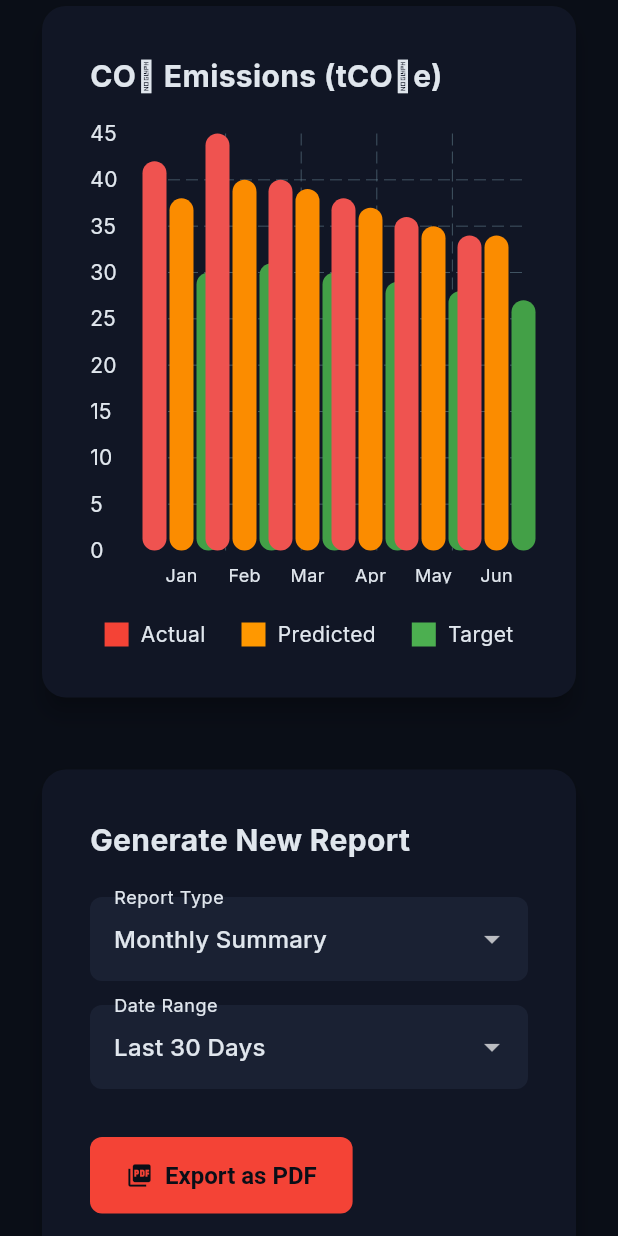
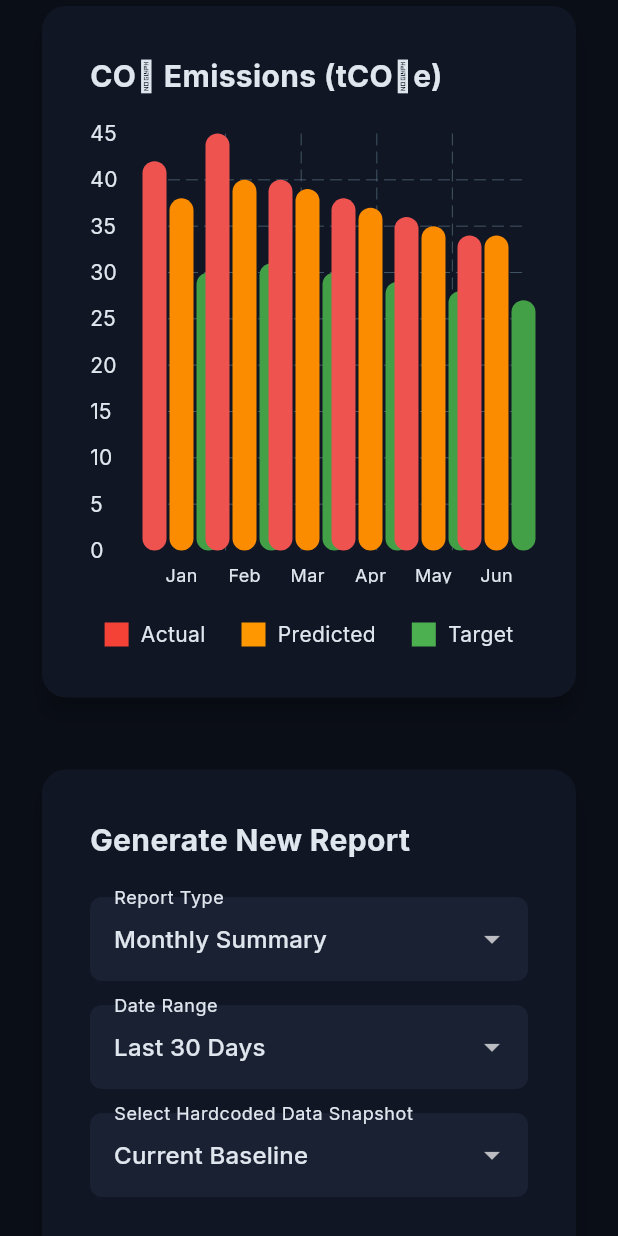
Before and after one commit to sumanthd032/CarbonEdge, a Flutter app: the ReportsScreen widget shown alone on an empty page, opened directly, scrolled down 576 dp, on a phone screen of 412 x 824 dp. Run offline on Flutter 3.47's test engine with Material 3 defaults, Android fonts, the phone set to English and light mode, and no system bars; drawn by our look-alikes of fl_chart; our stand-ins replace csv, firebase_auth, firebase_core, google_fonts, open_file, pdf and 2 more; missing offline and left inert: excel; accounts and stored records are empty; network calls fail.

Commit message:
minor fixes

```diff
--- a/lib/bottom_bar/ai_recommendations_screen.dart
+++ b/lib/bottom_bar/ai_recommendations_screen.dart
@@ -116,9 +116,15 @@ class HardcodedDataSimulator {
 
   AIPrediction _generatePrediction() {
     final now = DateTime.now();
-    // Anomaly appears at 60 seconds and lasts until 75 seconds (15 second duration)
+    // Anomaly appears at 35 seconds and lasts until 45 seconds (10 second duration)
     // Then resets back to normal
-    final isAnomaly = _secondsElapsed >= 60 && _secondsElapsed < 75;
+    final isAnomaly = _secondsElapsed >= 35 && _secondsElapsed < 45;
+
+    // Reset counter after full cycle (45 seconds)
+    if (_secondsElapsed >= 45) {
+      _secondsElapsed = 0;
+      _currentSeverity = 'low';
+    }
 
     if (isAnomaly) {
       return _generateAnomalyPrediction(now);
@@ -165,8 +171,8 @@ class HardcodedDataSimulator {
   }
 
   AIPrediction _generateAnomalyPrediction(DateTime timestamp) {
-    // Anomaly score in range 0.55 - 0.95 to cover Warning and High
-    final anomalyScore = 0.55 + _random.nextDouble() * 0.40;
+    // Anomaly score in range 0.65 - 0.95 to cover Warning and High (always > 0.6)
+    final anomalyScore = 0.65 + _random.nextDouble() * 0.30;
     final confidence = 78.0 + _random.nextDouble() * 8.0;
     final stability = 65.0 + _random.nextDouble() * 8.0;
 
--- a/lib/bottom_bar/alerts_screen.dart
+++ b/lib/bottom_bar/alerts_screen.dart
@@ -101,15 +101,15 @@ class _AlertsScreenState extends State<AlertsScreen> {
   }
 
   Map<String, dynamic> _generateHardcodedHealthData() {
-    // Anomaly appears at 60 seconds and lasts until 75 seconds (15 second duration)
+    // Anomaly appears at 35 seconds and lasts until 45 seconds (10 second duration)
     // Then resets back to normal
-    final isAnomaly = _secondsElapsed >= 60 && _secondsElapsed < 75;
+    final isAnomaly = _secondsElapsed >= 35 && _secondsElapsed < 45;
     final threshold = 0.65;
 
-    // Reset counter after full cycle (75 seconds)
-    if (_secondsElapsed >= 75) {
+    // Reset counter after full cycle (45 seconds)
+    if (_secondsElapsed >= 45) {
       _secondsElapsed = 0;
-      _currentSeverity = 'normal';
+      _currentSeverity = 'low';
     }
 
     if (isAnomaly) {
@@ -157,8 +157,8 @@ class _AlertsScreenState extends State<AlertsScreen> {
   }
 
   Map<String, dynamic> _generateAnomalyHealthData(double threshold) {
-    // Range 0.55 - 0.95 to cover Warning and High
-    final anomalyScore = 0.55 + _random.nextDouble() * 0.40;
+    // Range 0.65 - 0.95 to cover Warning and High (always > 0.6)
+    final anomalyScore = 0.65 + _random.nextDouble() * 0.30;
 
     // Stick to one severity for the duration of the anomaly
     if (_currentSeverity == 'normal' || _currentSeverity == 'low') {
--- a/lib/bottom_bar/reports_screen.dart
+++ b/lib/bottom_bar/reports_screen.dart
@@ -22,15 +22,52 @@ class ReportsScreen extends StatefulWidget {
 class _ReportsScreenState extends State<ReportsScreen> {
   String selectedReportType = "Monthly Summary";
   String selectedDateRange = "Last 30 Days";
+  String selectedSnapshot = "Current Baseline";
 
-  final List<Map<String, dynamic>> emissionsData = [
-    {'month': 'Jan', 'actual': 42.0, 'predicted': 38.0, 'target': 30.0},
-    {'month': 'Feb', 'actual': 45.0, 'predicted': 40.0, 'target': 31.0},
-    {'month': 'Mar', 'actual': 40.0, 'predicted': 39.0, 'target': 30.0},
-    {'month': 'Apr', 'actual': 38.0, 'predicted': 37.0, 'target': 29.0},
-    {'month': 'May', 'actual': 36.0, 'predicted': 35.0, 'target': 28.0},
-    {'month': 'Jun', 'actual': 34.0, 'predicted': 34.0, 'target': 27.0},
+  final List<String> snapshotOptions = [
+    "Current Baseline",
+    "Q1 2024 Summary",
+    "Peak Production Cycle",
+    "Maintenance Downtime",
   ];
+
+  final Map<String, List<Map<String, dynamic>>> hardcodedSnapshots = {
+    "Current Baseline": [
+      {'month': 'Jan', 'actual': 42.0, 'predicted': 38.0, 'target': 30.0},
+      {'month': 'Feb', 'actual': 45.0, 'predicted': 40.0, 'target': 31.0},
+      {'month': 'Mar', 'actual': 40.0, 'predicted': 39.0, 'target': 30.0},
+      {'month': 'Apr', 'actual': 38.0, 'predicted': 37.0, 'target': 29.0},
+      {'month': 'May', 'actual': 36.0, 'predicted': 35.0, 'target': 28.0},
+      {'month': 'Jun', 'actual': 34.0, 'predicted': 34.0, 'target': 27.0},
+    ],
+    "Q1 2024 Summary": [
+      {'month': 'Jan', 'actual': 55.0, 'predicted': 38.0, 'target': 30.0},
+      {'month': 'Feb', 'actual': 58.0, 'predicted': 40.0, 'target': 31.0},
+      {'month': 'Mar', 'actual': 52.0, 'predicted': 39.0, 'target': 30.0},
+      {'month': 'Apr', 'actual': 48.0, 'predicted': 37.0, 'target': 29.0},
+      {'month': 'May', 'actual': 45.0, 'predicted': 35.0, 'target': 28.0},
+      {'month': 'Jun', 'actual': 42.0, 'predicted': 34.0, 'target': 27.0},
+    ],
+    "Peak Production Cycle": [
+      {'month': 'Jan', 'actual': 72.0, 'predicted': 68.0, 'target': 60.0},
+      {'month': 'Feb', 'actual': 75.0, 'predicted': 70.0, 'target': 61.0},
+      {'month': 'Mar', 'actual': 70.0, 'predicted': 69.0, 'target': 60.0},
+      {'month': 'Apr', 'actual': 68.0, 'predicted': 67.0, 'target': 59.0},
+      {'month': 'May', 'actual': 66.0, 'predicted': 65.0, 'target': 58.0},
+      {'month': 'Jun', 'actual': 64.0, 'predicted': 64.0, 'target': 57.0},
+    ],
+    "Maintenance Downtime": [
+      {'month': 'Jan', 'actual': 12.0, 'predicted': 15.0, 'target': 10.0},
+      {'month': 'Feb', 'actual': 15.0, 'predicted': 18.0, 'target': 11.0},
+      {'month': 'Mar', 'actual': 10.0, 'predicted': 12.0, 'target': 10.0},
+      {'month': 'Apr', 'actual': 8.0, 'predicted': 10.0, 'target': 9.0},
+      {'month': 'May', 'actual': 6.0, 'predicted': 8.0, 'target': 8.0},
+      {'month': 'Jun', 'actual': 5.0, 'predicted': 6.0, 'target': 7.0},
+    ],
+  };
+
+  List<Map<String, dynamic>> get emissionsData =>
+      hardcodedSnapshots[selectedSnapshot]!;
 
   @override
   Widget build(BuildContext context) {
@@ -290,6 +327,15 @@ class _ReportsScreenState extends State<ReportsScreen> {
                               (val) => setState(() => selectedDateRange = val!),
                             ),
                           ),
+                          const SizedBox(width: 16),
+                          Expanded(
+                            child: _buildDropdown(
+                              "Data Snapshot",
+                              selectedSnapshot,
+                              snapshotOptions,
+                              (val) => setState(() => selectedSnapshot = val!),
+                            ),
+                          ),
                         ],
                       )
                     : Column(
@@ -315,6 +361,13 @@ class _ReportsScreenState extends State<ReportsScreen> {
                               "Custom Range",
                             ],
                             (val) => setState(() => selectedDateRange = val!),
+                          ),
+                          const SizedBox(height: 16),
+                          _buildDropdown(
+                            "Select Hardcoded Data Snapshot",
+                            selectedSnapshot,
+                            snapshotOptions,
+                            (val) => setState(() => selectedSnapshot = val!),
                           ),
                         ],
                       );
```
